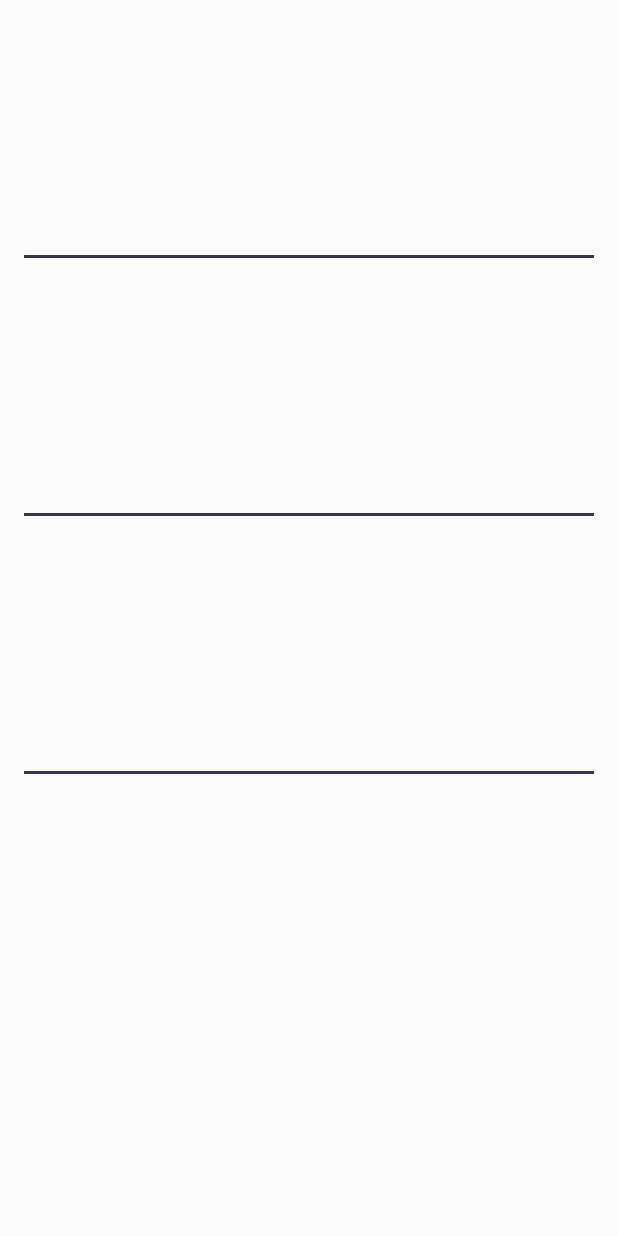
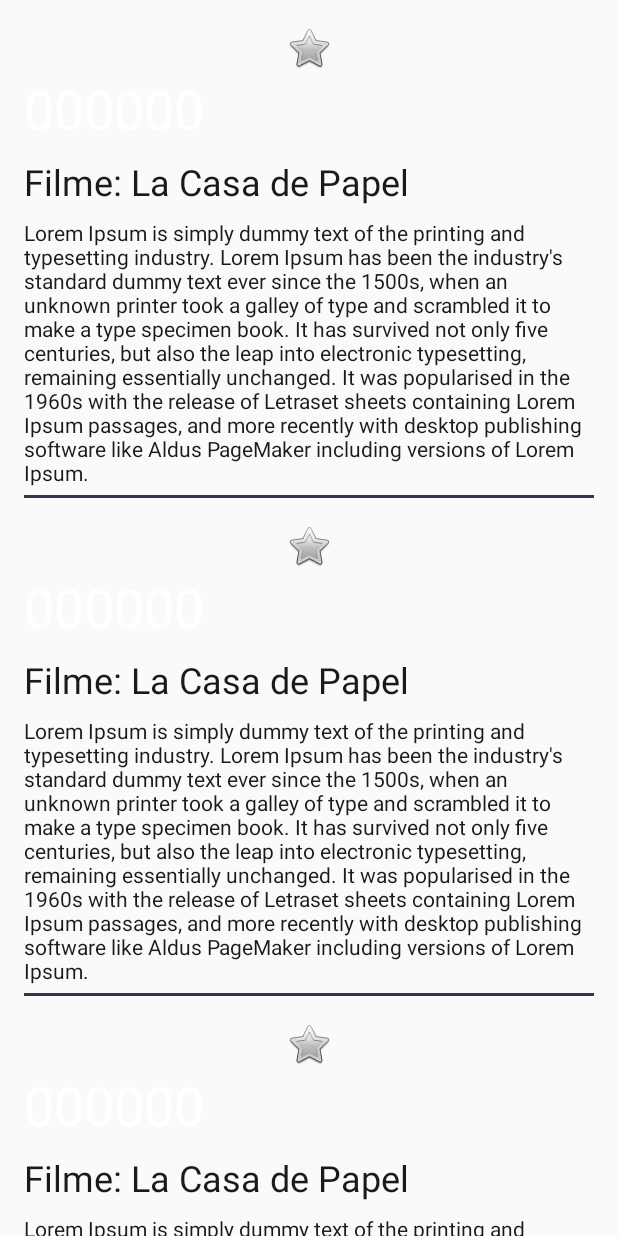
Before and after one commit to vandoPinto/android-movies, an Android app: the layout fragment_main.xml on its own in the app's theme, with its tools: preview values and no code run, on a phone screen of 412 x 824 dp. Run offline under Robolectric (Android 15) with nearby library versions, the phone set to English and light mode, and no system bars.

Commit message:
list movie

```diff
--- a/app/src/main/java/br/com/moviestart/flixmovies/domain/Movie.kt
+++ b/app/src/main/java/br/com/moviestart/flixmovies/domain/Movie.kt
@@ -3,5 +3,6 @@ package br.com.moviestart.flixmovies.domain
 data class Movie(
     var id: Int? = null,
     var title: String? = null,
-    var overview: String? = null
+    var overview: String? = null,
+    var poster_path: String? = null
 )
--- a/app/src/main/java/br/com/moviestart/flixmovies/interactor/MovieInteractor.kt
+++ b/app/src/main/java/br/com/moviestart/flixmovies/interactor/MovieInteractor.kt
@@ -13,4 +13,8 @@ class MovieInteractor(context: Context) {
     fun lastMovies(sortBy: MovieQueryOrderBy): Single<Array<Movie>> {
         return movieRepository.lastMovies(sortBy)
     }
+
+    fun topRated(sortBy: MovieQueryOrderBy): Single<Array<Movie>> {
+        return movieRepository.topRated(sortBy)
+    }
 }
--- a/app/src/main/java/br/com/moviestart/flixmovies/repository/dto/network/MovieDTO.kt
+++ b/app/src/main/java/br/com/moviestart/flixmovies/repository/dto/network/MovieDTO.kt
@@ -3,5 +3,6 @@ package br.com.moviestart.flixmovies.repository.dto.network
 data class MovieDTO(
     var id: Int? = null,
     var title: String? = null,
-    var overview: String? = null
+    var overview: String? = null,
+    var poster_path: String? = null
 )
--- a/app/src/main/java/br/com/moviestart/flixmovies/view/fragment/LoginFragment.kt
+++ b/app/src/main/java/br/com/moviestart/flixmovies/view/fragment/LoginFragment.kt
@@ -41,8 +41,4 @@ class LoginFragment : Fragment() {
         findNavController().navigate(R.id.action_loginFragment_to_cadastroFragment)
     }
 
-    fun loginSucesso() {
-        findNavController().navigate(R.id.action_loginFragment_to_mainFragment)
-    }
-
 }
--- a/app/src/main/res/layout/item_list_movie.xml
+++ b/app/src/main/res/layout/item_list_movie.xml
@@ -1,35 +1,48 @@
 <?xml version="1.0" encoding="utf-8"?>
-<layout xmlns:tools="http://schemas.android.com/tools"
-    xmlns:android="http://schemas.android.com/apk/res/android"
-    xmlns:app="http://schemas.android.com/apk/res-auto">
+<layout xmlns:android="http://schemas.android.com/apk/res/android"
+    xmlns:app="http://schemas.android.com/apk/res-auto"
+    xmlns:tools="http://schemas.android.com/tools">
 
     <data>
+
         <variable
             name="viewmodel"
             type="br.com.moviestart.flixmovies.viewmodel.MainViewModel" />
 
         <variable
             name="movie"
-            type="br.com.moviestart.flixmovies.domain.Movie"/>
+            type="br.com.moviestart.flixmovies.domain.Movie"
+            />
     </data>
 
     <androidx.constraintlayout.widget.ConstraintLayout
         android:layout_width="match_parent"
         android:layout_height="wrap_content">
 
+        <androidx.appcompat.widget.AppCompatImageView
+            android:id="@+id/ivPoster"
+            android:layout_width="0dp"
+            android:layout_height="wrap_content"
+            android:layout_marginTop="16dp"
+            app:imageUrl="@{movie.poster_path}"
+            app:layout_constraintLeft_toLeftOf="parent"
+            app:layout_constraintRight_toRightOf="parent"
+            app:layout_constraintTop_toTopOf="parent"
+            tools:src="@android:drawable/btn_star" />
+
         <TextView
             android:id="@+id/tvId"
             android:layout_width="0dp"
             android:layout_height="wrap_content"
             android:layout_marginStart="16dp"
-            android:layout_marginTop="16dp"
             android:layout_marginEnd="16dp"
             android:text="@{movie.id.toString()}"
+            android:textColor="@color/colorAccent"
             android:textSize="36sp"
-            android:textColor="@color/colorAccent"
             app:layout_constraintEnd_toEndOf="parent"
             app:layout_constraintStart_toStartOf="parent"
-            app:layout_constraintTop_toTopOf="parent" />
+            app:layout_constraintTop_toBottomOf="@id/ivPoster"
+            tools:text="000000" />
 
         <TextView
             android:id="@+id/tvTitle"
@@ -39,12 +52,13 @@
             android:layout_marginTop="8dp"
             android:layout_marginEnd="16dp"
             android:text="@{movie.title}"
+            android:textColor="@color/colorPrimaryDark"
             android:textSize="24sp"
-            android:textColor="@color/colorPrimaryDark"
             app:layout_constraintEnd_toEndOf="parent"
             app:layout_constraintHorizontal_bias="0.0"
             app:layout_constraintStart_toStartOf="parent"
-            app:layout_constraintTop_toBottomOf="@+id/tvId" />
+            app:layout_constraintTop_toBottomOf="@+id/tvId"
+            tools:text="Filme: La Casa de Papel" />
 
         <TextView
             android:id="@+id/tvOverview"
@@ -53,20 +67,21 @@
             android:layout_marginStart="16dp"
             android:layout_marginTop="8dp"
             android:layout_marginEnd="16dp"
+            android:minLines="3"
             android:text="@{movie.overview}"
-            android:minLines="3"
             android:textColor="@color/colorPrimaryDark"
             app:layout_constraintEnd_toEndOf="parent"
             app:layout_constraintHorizontal_bias="0.0"
             app:layout_constraintStart_toStartOf="parent"
-            app:layout_constraintTop_toBottomOf="@+id/tvTitle" />
+            app:layout_constraintTop_toBottomOf="@+id/tvTitle"
+            tools:text="Lorem Ipsum is simply dummy text of the printing and typesetting industry. Lorem Ipsum has been the industry's standard dummy text ever since the 1500s, when an unknown printer took a galley of type and scrambled it to make a type specimen book. It has survived not only five centuries, but also the leap into electronic typesetting, remaining essentially unchanged. It was popularised in the 1960s with the release of Letraset sheets containing Lorem Ipsum passages, and more recently with desktop publishing software like Aldus PageMaker including versions of Lorem Ipsum." />
 
         <View
             android:id="@+id/vwSeparator"
             android:layout_width="0dp"
             android:layout_height="2dp"
+            android:layout_marginStart="16dp"
             android:layout_marginTop="5dp"
-            android:layout_marginStart="16dp"
             android:layout_marginEnd="16dp"
             android:background="@color/colorPrimary"
             app:layout_constraintEnd_toEndOf="parent"
--- a/app/src/main/res/navigation/main.xml
+++ b/app/src/main/res/navigation/main.xml
@@ -2,7 +2,7 @@
 <navigation xmlns:android="http://schemas.android.com/apk/res/android"
     xmlns:app="http://schemas.android.com/apk/res-auto"
     xmlns:tools="http://schemas.android.com/tools"
-    android:id="@+id/login"
+    android:id="@+id/main"
     app:startDestination="@id/mainFragment">
     <fragment
         android:id="@+id/mainFragment"
--- a/app/src/main/res/values/strings.xml
+++ b/app/src/main/res/values/strings.xml
@@ -3,8 +3,8 @@
     <string name="login_signup_title">Cadastro</string>
     <string name="redefinir_senha_title">Redefinir senha</string>
 
-    <string name="api_key">api_key</string>
 
     <string name="generic_error">Não foi possível executar a operação</string>
 
+    <string name="api_key">6971dd639f7fd4f970ce01dcf193dc8c</string>
 </resources>
```
Also changed, not shown: app/src/main/AndroidManifest.xml (+33 -4 lines), app/src/main/java/br/com/moviestart/flixmovies/repository/MovieRepository.kt (+24 -0 lines), app/src/main/java/br/com/moviestart/flixmovies/view/adapter/MovieAdapter.kt (+21 -3 lines), app/src/main/java/br/com/moviestart/flixmovies/view/fragment/MainFragment.kt (+2 -6 lines), app/src/main/java/br/com/moviestart/flixmovies/viewmodel/MainViewModel.kt (+12 -6 lines), app/src/main/res/navigation/login.xml (+8 -8 lines).
